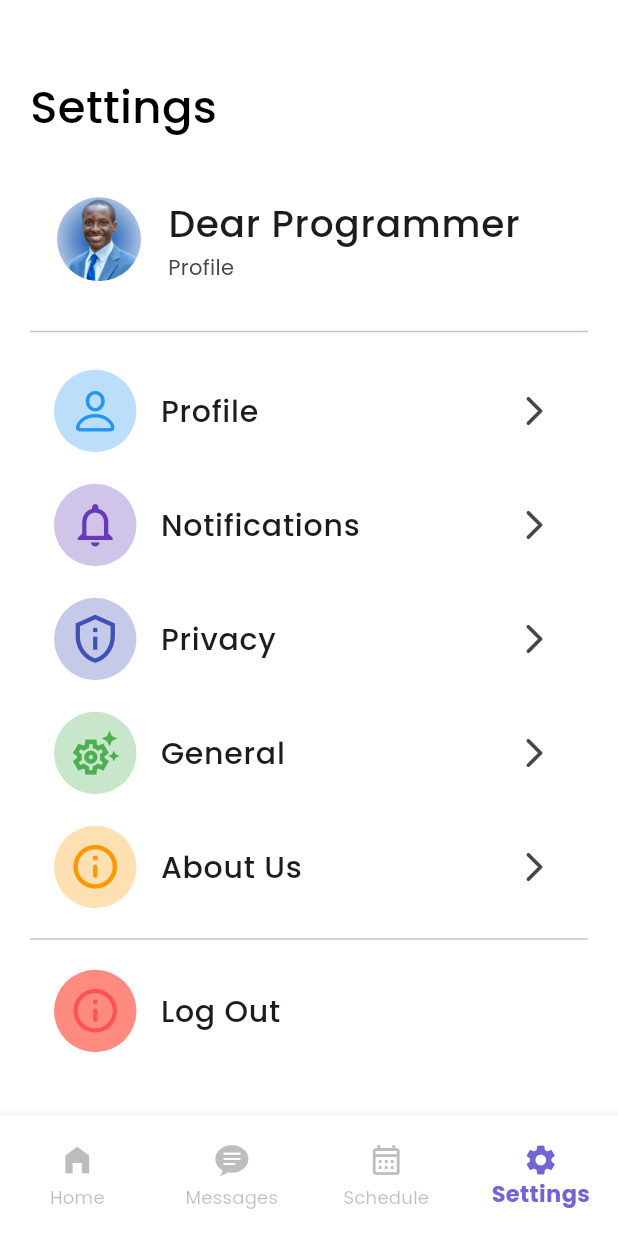
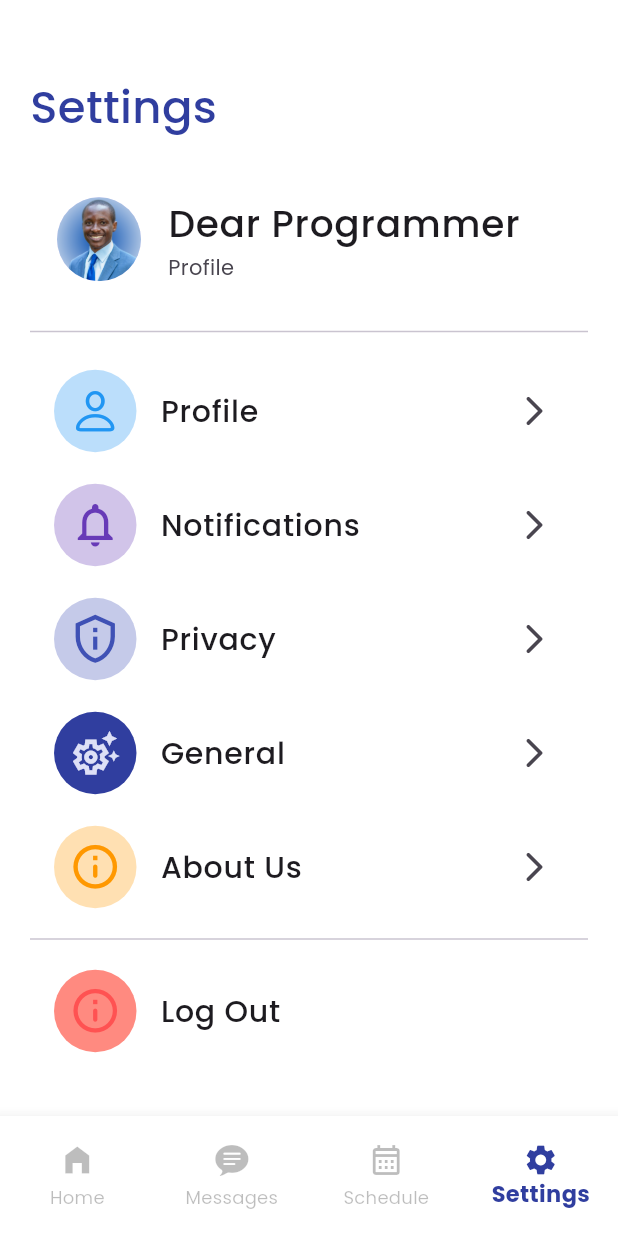
Before and after one commit to tendaisons/my_art, a Flutter app: the screen it shows once a user with an empty profile is signed in, item 4 of the bottom bar chosen, on a phone screen of 412 x 824 dp. Run offline on Flutter 3.47's test engine with Material 3 defaults, Android fonts, the phone set to English and light mode, and no system bars; our stand-ins replace cloud_firestore, firebase_auth, firebase_core, get, google_fonts, line_awesome_flutter; missing offline and left inert: custom_clippers; accounts and stored records are empty.

Commit message:
theme_changes

```diff
--- a/lib/screens/chat_screen.dart
+++ b/lib/screens/chat_screen.dart
@@ -8,7 +8,7 @@ class ChatScreen extends StatelessWidget {
       appBar: PreferredSize(
         preferredSize: const Size.fromHeight(70.0),
         child: AppBar(
-          backgroundColor: const Color(0xFF7165D6),
+          backgroundColor: const Color(0xff303e9f),
           leadingWidth: 30,
           title: const Row(
             children: [
@@ -115,7 +115,7 @@ class ChatScreen extends StatelessWidget {
               child: Icon(
                 Icons.send,
                 size: 30,
-                color: Color(0xFF7165D6),
+                color: Color(0xff303e9f),
               ),
             ),
           ],
--- a/lib/screens/schedule_screen.dart
+++ b/lib/screens/schedule_screen.dart
@@ -55,7 +55,7 @@ class _ScheduleScreenState extends State<ScheduleScreen> {
                           vertical: 12, horizontal: 15),
                       decoration: BoxDecoration(
                         color: _buttonIndex == 0
-                            ? const Color(0xFF7165D6)
+                            ? const Color(0xff303e9f)
                             : Colors.transparent,
                         borderRadius: BorderRadius.circular(10),
                       ),
@@ -83,7 +83,7 @@ class _ScheduleScreenState extends State<ScheduleScreen> {
                           vertical: 12, horizontal: 15),
                       decoration: BoxDecoration(
                         color: _buttonIndex == 1
-                            ? const Color(0xFF7165D6)
+                            ? const Color(0xff303e9f)
                             : Colors.transparent,
                         borderRadius: BorderRadius.circular(10),
                       ),
@@ -111,7 +111,7 @@ class _ScheduleScreenState extends State<ScheduleScreen> {
                           vertical: 12, horizontal: 15),
                       decoration: BoxDecoration(
                         color: _buttonIndex == 2
-                            ? const Color(0xFF7165D6)
+                            ? const Color(0xff303e9f)
                             : Colors.transparent,
                         borderRadius: BorderRadius.circular(10),
                       ),
--- a/lib/screens/settings_screen.dart
+++ b/lib/screens/settings_screen.dart
@@ -109,12 +109,12 @@ class SettingScreen extends StatelessWidget {
             leading: Container(
               padding: const EdgeInsets.all(10),
               decoration: BoxDecoration(
-                color: Colors.green.shade100,
+                color: Color(0xff303e9f),
                 shape: BoxShape.circle,
               ),
               child: const Icon(
                 Icons.settings_suggest_outlined,
-                color: Colors.green,
+                color: Color.fromARGB(255, 221, 224, 246),
                 size: 35,
               ),
             ),
--- a/lib/src/constants/colors.dart
+++ b/lib/src/constants/colors.dart
@@ -1,12 +1,12 @@
 import 'package:flutter/material.dart';
 
 // Global Colors
-const tPrimaryColor = Colors.green;
-const tSecondaryColor = Colors.black;
+const tPrimaryColor = Color.fromARGB(255, 255, 255, 255);
+const tSecondaryColor = Color(0xff303e9f);
 const tAccentColor = Colors.purple;
 
 const tWhiteColor = Colors.white;
-const tDarkColor = Colors.black;
+const tDarkColor = Color(0xff303e9f);
 const tCardBgColor = Color(0xFFF7F6F1);
 
 // --OnBoarding Colors
--- a/lib/src/features/auth/controllers/sign_up_controller.dart
+++ b/lib/src/features/auth/controllers/sign_up_controller.dart
@@ -31,7 +31,7 @@ class SignUpController extends GetxController {
         message: 'Welcome to My Art',
         duration: Duration(seconds: 3),
         snackPosition: SnackPosition.BOTTOM,
-        backgroundColor: Colors.green,
+        backgroundColor: Color(0xff303e9f),
         margin: EdgeInsets.all(8),
         borderRadius: 8,
         icon: Icon(Icons.check_circle_outline),
--- a/lib/src/utils/theme/theme.dart
+++ b/lib/src/utils/theme/theme.dart
@@ -6,11 +6,10 @@ import 'package:my_art/src/utils/theme/widget_themes/text_theme.dart';
 import 'widget_themes/text_formfield_theme.dart';
 
 class TAppTheme {
-
-TAppTheme ._();
+  TAppTheme._();
 
   static ThemeData lightTheme = ThemeData(
-    primarySwatch: Colors.green,
+    primarySwatch: Colors.blueGrey,
     brightness: Brightness.light,
     textTheme: TTextTheme.lightTextTheme,
     outlinedButtonTheme: TOutlinedButtonTheme.lightOutlinedButtonTheme,
@@ -20,7 +19,7 @@ TAppTheme ._();
   );
 
   static ThemeData darkTheme = ThemeData(
-    primarySwatch: Colors.green,
+    primarySwatch: Colors.blueGrey,
     brightness: Brightness.dark,
     textTheme: TTextTheme.darkTextTheme,
     outlinedButtonTheme: TOutlinedButtonTheme.darkOutlinedButtonTheme,
--- a/lib/widgets/chat_sample.dart
+++ b/lib/widgets/chat_sample.dart
@@ -33,7 +33,7 @@ class ChatSample extends StatelessWidget {
                 padding:
                     EdgeInsets.only(left: 20, top: 10, bottom: 25, right: 20),
                 decoration: BoxDecoration(
-                  color: Color(0xFF7165D6),
+                  color: Color(0xff303e9f),
                 ),
                 child: Text(
                   "Hello Doctor, Are you there?",
--- a/lib/widgets/navbar_roots.dart
+++ b/lib/widgets/navbar_roots.dart
@@ -29,7 +29,7 @@ class _NavBarRootsState extends State<NavBarRoots> {
         child: BottomNavigationBar(
           backgroundColor: Colors.white,
           type: BottomNavigationBarType.fixed,
-          selectedItemColor: Color(0xFF7165D6),
+          selectedItemColor: Color(0xff303e9f),
           unselectedItemColor: Colors.black26,
           selectedLabelStyle: TextStyle(
             fontWeight: FontWeight.bold,
--- a/lib/widgets/upcoming_schedule.dart
+++ b/lib/widgets/upcoming_schedule.dart
@@ -135,7 +135,7 @@ class UpcomingSchedule extends StatelessWidget {
                           width: 150,
                           padding: const EdgeInsets.symmetric(vertical: 12),
                           decoration: BoxDecoration(
-                            color: const Color(0xFF7165D6),
+                            color: const Color(0xff303e9f),
                             borderRadius: BorderRadius.circular(10),
                           ),
                           child: const Center(
@@ -285,7 +285,7 @@ class UpcomingSchedule extends StatelessWidget {
                           width: 150,
                           padding: const EdgeInsets.symmetric(vertical: 12),
                           decoration: BoxDecoration(
-                            color: const Color(0xFF7165D6),
+                            color: const Color(0xff303e9f),
                             borderRadius: BorderRadius.circular(10),
                           ),
                           child: const Center(
@@ -435,7 +435,7 @@ class UpcomingSchedule extends StatelessWidget {
                           width: 150,
                           padding: const EdgeInsets.symmetric(vertical: 12),
                           decoration: BoxDecoration(
-                            color: const Color(0xFF7165D6),
+                            color: const Color(0xff303e9f),
                             borderRadius: BorderRadius.circular(10),
                           ),
                           child: const Center(
```
Also changed, not shown: lib/screens/appointment_screen.dart (+4 -4 lines), lib/screens/welcome_screen.dart (+5 -5 lines), lib/src/features/auth/controllers/sign_in_controller.dart (+4 -6 lines), lib/src/repositories/user_repository/user_repository.dart (+10 -14 lines), lib/firebase_options.dart, 2 other files.
